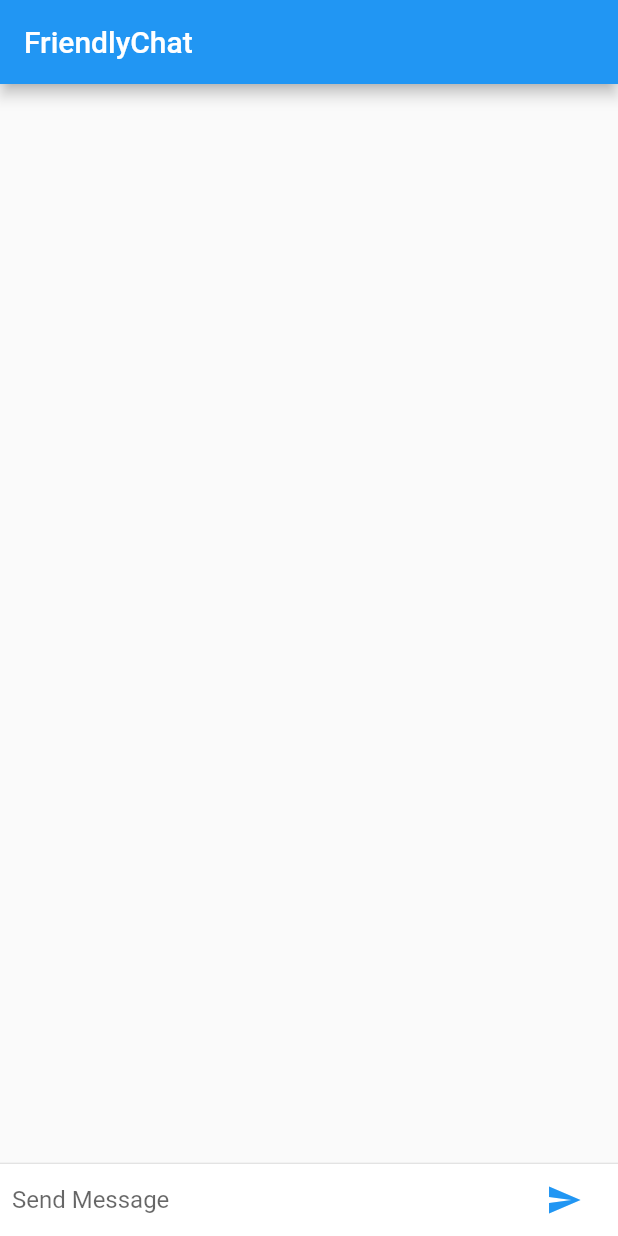
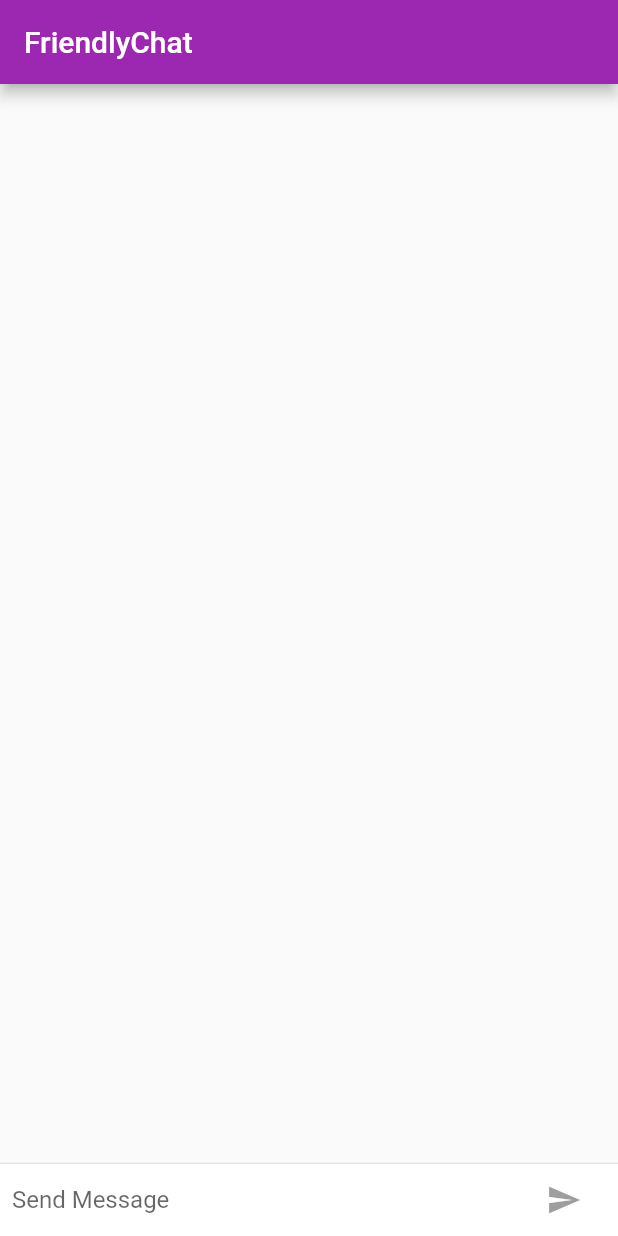
Before and after one commit to thurakhant/friendly_chat, a Flutter app: the screen it shows after launch, on a phone screen of 412 x 824 dp. Run offline on Flutter 3.47's test engine with Material 2 defaults, Android fonts, the phone set to English and light mode, and no system bars.

Commit message:
retouch ui

```diff
--- a/lib/main.dart
+++ b/lib/main.dart
@@ -1,9 +1,20 @@
+import 'package:flutter/foundation.dart';
 import 'package:flutter/material.dart';
+import 'package:flutter/cupertino.dart';
 
 void main() {
   runApp(const FriendlyChatApp());
 }
 
+final ThemeData kIOSTheme = ThemeData(
+  primarySwatch: Colors.orange,
+  primaryColor: Colors.grey[100],
+  brightness: Brightness.light,
+);
+final ThemeData kDefaultTheme = ThemeData(
+  colorScheme: ColorScheme.fromSwatch(primarySwatch: Colors.purple)
+      .copyWith(secondary: Colors.orangeAccent[400]),
+);
 String _name = 'Your Name';
 
 class FriendlyChatApp extends StatelessWidget {
@@ -13,72 +24,109 @@ class FriendlyChatApp extends StatelessWidget {
 
   @override
   Widget build(BuildContext context) {
-    return const MaterialApp(
+    return MaterialApp(
+      debugShowCheckedModeBanner: false,
       title: 'Friendly Chat',
-      home: ChatScreen(),
+      theme: defaultTargetPlatform == TargetPlatform.iOS // NEW
+          ? kIOSTheme // NEW
+          : kDefaultTheme,
+      home: const ChatScreen(
+        text: '',
+      ),
     );
   }
 }
 
 class ChatMessage extends StatelessWidget {
   final String text;
+  final AnimationController animationController;
   const ChatMessage({
     Key? key,
     required this.text,
+    required this.animationController,
   }) : super(key: key);
 
   @override
   Widget build(BuildContext context) {
-    return Container(
+    return SizeTransition(
+      sizeFactor:
+          CurvedAnimation(parent: animationController, curve: Curves.easeOut),
+      axisAlignment: 0.0,
+      child: Container(
         margin: const EdgeInsets.symmetric(vertical: 10),
         child: Row(
           mainAxisAlignment: MainAxisAlignment.start,
           children: [
             Container(
-            margin: const EdgeInsets.only(right: 16),
+              margin: const EdgeInsets.only(right: 10),
               child: CircleAvatar(
                 child: Text(_name[0]),
               ),
             ),
-          Column(
+            Flexible(
+              child: Column(
+                mainAxisAlignment: MainAxisAlignment.start,
                 children: [
                   Text(
                     _name,
-                style: Theme.of(context).textTheme.headline4,
+                    style: Theme.of(context).textTheme.bodySmall,
                   ),
                   Container(
                     margin: const EdgeInsets.only(top: 5),
                     child: Text(text),
                   )
                 ],
+              ),
             )
           ],
+        ),
       ),
     );
   }
 }
 
 class ChatScreen extends StatefulWidget {
+  final String text;
+
   const ChatScreen({
     Key? key,
+    required this.text,
   }) : super(key: key);
 
   @override
   State<ChatScreen> createState() => _ChatScreenState();
 }
 
-class _ChatScreenState extends State<ChatScreen> {
+class _ChatScreenState extends State<ChatScreen> with TickerProviderStateMixin {
   final List<ChatMessage> _message = [];
   final _textController = TextEditingController();
   final FocusNode _focusNode = FocusNode();
+  bool _isComposing = false;
 
   void _handleSubmmited(String text) {
     _textController.clear();
-    var message = ChatMessage(text: text);
+    setState(() {
+      _isComposing = false;
+    });
+    ChatMessage message = ChatMessage(
+      text: text,
+      animationController: AnimationController(
+          vsync: this, duration: const Duration(milliseconds: 700)),
+    );
+
     setState(() {
       _message.insert(0, message);
       _focusNode.requestFocus();
+      message.animationController.forward();
     });
+  }
+
+  @override
+  void dispose() {
+    for (var message in _message) {
+      message.animationController.dispose();
+    }
+    super.dispose();
   }
 
   Widget _buildTextComposer() {
@@ -90,19 +138,33 @@ class _ChatScreenState extends State<ChatScreen> {
           children: [
             Flexible(
               child: TextField(
+                onChanged: (text) {
+                  setState(() {
+                    _isComposing = text.isNotEmpty;
+                  });
+                },
                 focusNode: _focusNode,
                 controller: _textController,
-                onSubmitted: _handleSubmmited,
+                onSubmitted: _isComposing ? _handleSubmmited : null,
                 decoration:
                     const InputDecoration.collapsed(hintText: 'Send Message'),
               ),
             ),
             Container(
               margin: const EdgeInsets.symmetric(horizontal: 4),
-              child: IconButton(
-                  onPressed: () => _handleSubmmited(_textController.text),
-                  icon: const Icon(Icons.send)),
-            )
+              child: Theme.of(context).platform == TargetPlatform.iOS
+                  ? CupertinoButton(
+                      child: const Text('Send'),
+                      onPressed: _isComposing
+                          ? () => _handleSubmmited(_textController.text)
+                          : null)
+                  : IconButton(
+                      icon: const Icon(Icons.send),
+                      onPressed: _isComposing
+                          ? () => _handleSubmmited(_textController.text)
+                          : null,
+                    ),
+            ),
           ],
         ),
       ),
@@ -115,8 +177,11 @@ class _ChatScreenState extends State<ChatScreen> {
       child: Scaffold(
         appBar: AppBar(
           title: const Text('FriendlyChat'),
+          elevation:
+              Theme.of(context).platform == TargetPlatform.iOS ? 0.0 : 4.0,
         ),
-        body: Column(
+        body: Container(
+          child: Column(
             children: [
               Flexible(
                 child: ListView.builder(
@@ -137,6 +202,14 @@ class _ChatScreenState extends State<ChatScreen> {
               ),
             ],
           ),
+          decoration: Theme.of(context).platform == TargetPlatform.iOS
+              ? BoxDecoration(
+                  border: Border(
+                    top: BorderSide(color: Colors.grey[200]!),
+                  ),
+                )
+              : null,
+        ),
       ),
     );
   }
```
Lines whose indentation alone changed are shown as unchanged.
